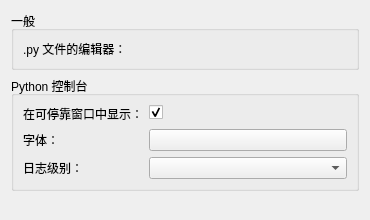
This is miniSlicer/Slicer/Base/QTGUI/Resources/UI/qSlicerSettingsPythonPanel.ui in jiaqiwang969/Slicer as Qt 5 draws it before an edit. The edited form follows.
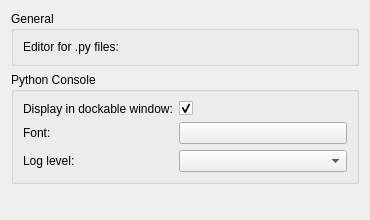
This is the edited form. Custom widgets are drawn as their Qt base class.

Patch:
```diff
--- a/miniSlicer/Slicer/Base/QTGUI/Resources/UI/qSlicerSettingsPythonPanel.ui
+++ b/miniSlicer/Slicer/Base/QTGUI/Resources/UI/qSlicerSettingsPythonPanel.ui
@@ -16,7 +16,7 @@
    <item>
     <widget class="QGroupBox" name="GeneralGroupBox">
      <property name="title">
-      <string>一般</string>
+      <string>General</string>
      </property>
      <property name="flat">
       <bool>true</bool>
@@ -28,7 +28,7 @@
       <item row="0" column="0">
        <widget class="QLabel" name="EditorLabel">
         <property name="text">
-         <string>.py 文件的编辑器：</string>
+         <string>Editor for .py files:</string>
         </property>
        </widget>
       </item>
@@ -48,7 +48,7 @@
    <item>
     <widget class="QGroupBox" name="ShellDisplayGroupBox">
      <property name="title">
-      <string>Python 控制台</string>
+      <string>Python Console</string>
      </property>
      <property name="flat">
       <bool>true</bool>
@@ -60,7 +60,7 @@
       <item row="0" column="0">
        <widget class="QLabel" name="DockableWindowLabel">
         <property name="text">
-         <string>在可停靠窗口中显示：</string>
+         <string>Display in dockable window:</string>
         </property>
        </widget>
       </item>
@@ -77,7 +77,7 @@
       <item row="1" column="0">
        <widget class="QLabel" name="PromptFontLabel">
         <property name="text">
-         <string>字体：</string>
+         <string>Font:</string>
         </property>
        </widget>
       </item>
@@ -91,7 +91,7 @@
       <item row="2" column="0">
        <widget class="QLabel" name="LogLevelLabel">
         <property name="text">
-         <string>日志级别：</string>
+         <string>Log level:</string>
         </property>
        </widget>
       </item>
```
Left out of the diff: 13 changed lines with no effect on the pictures.
